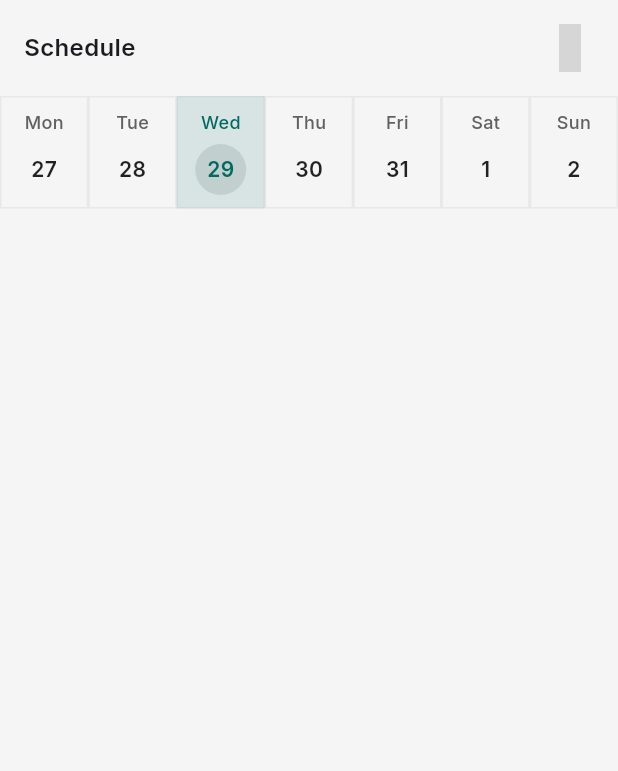
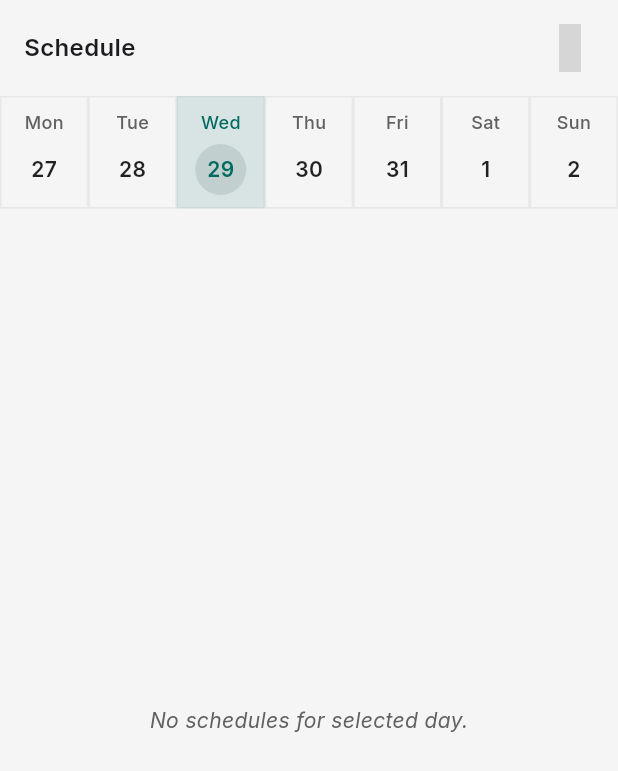
Before and after one commit to kevintherm/tracks, a Flutter app: the ScheduleFragment widget shown alone on an empty page, opened directly, on a phone screen of 412 x 824 dp. Shown: the top 771 px of the screen. Run offline on Flutter 3.47's test engine with Material 3 defaults, Android fonts, the light colour scheme and no system bars; our stand-ins replace dotted_border, flutter_secure_storage, flutter_svg, google_fonts, icons_plus, image_picker and 6 more; accounts and stored records are empty; generated files the repository leaves out were written again; network calls fail; project files that could hold a hidden picture were left out; grey boxes are pictures that could not be loaded.

Commit message:
update todo, minor fix

```diff
--- a/lib/ui/components/buttons/pressable.dart
+++ b/lib/ui/components/buttons/pressable.dart
@@ -49,7 +49,7 @@ class _PressableState extends State<Pressable> {
       onTapUp: isDisabled ? null : _onTapUp,
       onTapCancel: isDisabled ? null : _onTapCancel,
       child: AnimatedContainer(
-        duration: widget.duration ?? const Duration(milliseconds: 75),
+        duration: widget.duration ?? const Duration(milliseconds: 125),
         curve: Curves.easeOut,
         transform: Matrix4.identity()..scaleByDouble(scale, scale, 1, 1),
         transformAlignment: Alignment.center,
--- a/lib/ui/pages/fragments/schedule_fragment.dart
+++ b/lib/ui/pages/fragments/schedule_fragment.dart
@@ -51,6 +51,19 @@ class _ScheduleFragmentState extends State<ScheduleFragment> {
           onDateSelected: (value) {},
           selectedDate: DateTime.now(),
         ),
+
+
+        Expanded(
+          child: Center(
+            child: Text(
+              "No schedules for selected day.",
+              style: TextStyle(
+                color: Colors.grey[700],
+                fontStyle: FontStyle.italic,
+              ),
+            ),
+          ),
+        ),
       ],
     );
   }
```
Also changed, not shown: 1 other file.
